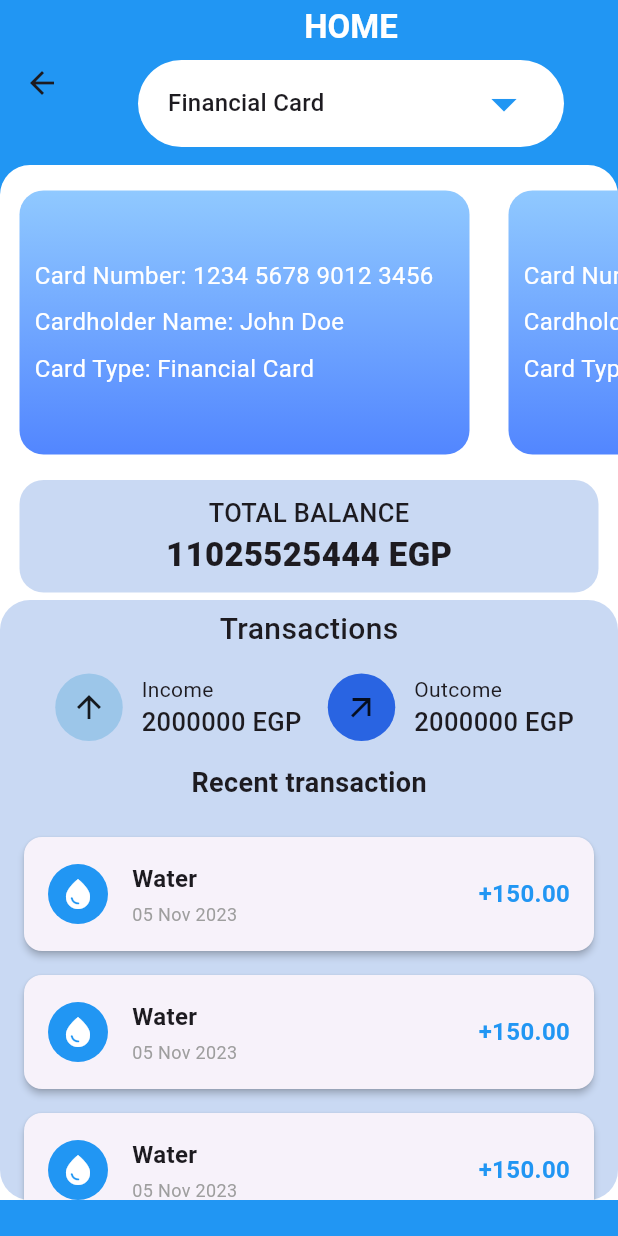
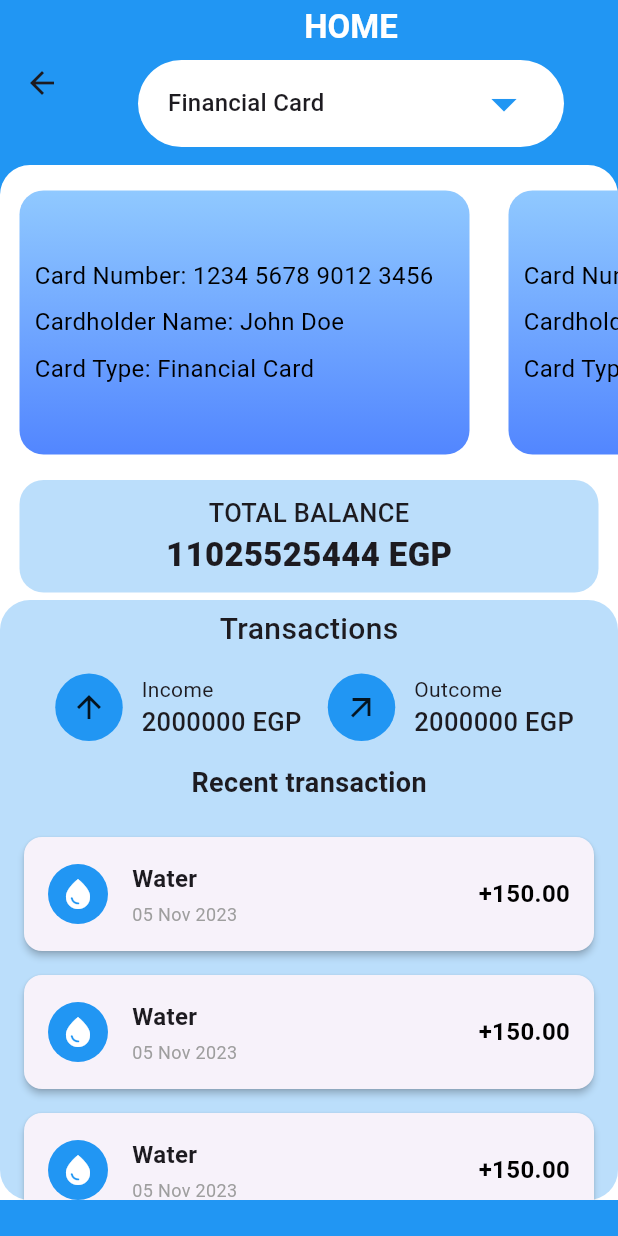
Before and after one commit to llnr-19/MahvaztiFlutter, a Flutter app: the Home screen opened directly, on a phone screen of 412 x 824 dp. Run offline on Flutter 3.47's test engine with Material 3 defaults, Android fonts, the phone set to English and light mode, and no system bars; our stand-ins replace icons_plus; missing offline and left inert: encrypt.

Commit message:
First_commit

```diff
--- a/gp_app/lib/screens/Home/home_Body.dart
+++ b/gp_app/lib/screens/Home/home_Body.dart
@@ -126,7 +126,7 @@ class CreditCard extends StatelessWidget {
               Text(
                 'Card Number: ${cardDetails['Card Number']}',
                 style: const TextStyle(
-                  color: Colors.white,
+                  color: Colors.black,
                   fontSize: 16,
                 ),
               ),
@@ -134,7 +134,7 @@ class CreditCard extends StatelessWidget {
               Text(
                 'Cardholder Name: ${cardDetails['Cardholder Name']}',
                 style: const TextStyle(
-                  color: Colors.white,
+                  color: Colors.black,
                   fontSize: 16,
                 ),
               ),
@@ -142,7 +142,7 @@ class CreditCard extends StatelessWidget {
               Text(
                 'Card Type: ${cardDetails['Card Type']}',
                 style: const TextStyle(
-                  color: Colors.white,
+                  color: Colors.black,
                   fontSize: 16,
                 ),
               ),
@@ -167,7 +167,7 @@ class _mm_CardState extends State<Show_TRANS> {
       // margin: const EdgeInsets.symmetric(horizontal: 10, vertical: 0),
       decoration: BoxDecoration(
         borderRadius: BorderRadius.circular(20),
-        color: const Color.fromARGB(255, 201, 217, 243),
+        color: Colors.blue[100],
       ),
       child: Center(
         child: Column(
@@ -189,7 +189,7 @@ class _mm_CardState extends State<Show_TRANS> {
                   height: 45,
                   width: 60,
                   decoration: const BoxDecoration(
-                    color: Color.fromARGB(255, 156, 198, 233),
+                    color: Colors.blue,
                     shape: BoxShape.circle,
                   ),
                   child: const Center(
@@ -213,7 +213,7 @@ class _mm_CardState extends State<Show_TRANS> {
                   height: 45,
                   width: 60,
                   decoration: const BoxDecoration(
-                    color: Color.fromARGB(255, 41, 100, 226),
+                    color: Colors.blue,
                     shape: BoxShape.circle,
                   ),
                   child: const Center(
@@ -279,7 +279,7 @@ class _BalanceState extends State<Balance> {
       margin: const EdgeInsets.symmetric(horizontal: 13, vertical: 5),
       decoration: BoxDecoration(
         borderRadius: BorderRadius.circular(16),
-        color: const Color.fromARGB(255, 201, 217, 243),
+        color: Colors.blue[100],
       ),
       child: const Center(
         child: Column(
@@ -360,7 +360,7 @@ class TransactionCard extends StatelessWidget {
               amount,
               style: const TextStyle(
                 fontWeight: FontWeight.bold,
-                color: Colors.blue,
+                color: Colors.black,
                 fontSize: 16.0,
               ),
             ),
```
Also changed, not shown: gp_app/lib/screens/Category/My_cards.dart (+6 -14 lines), gp_app/lib/screens/Category/add_card.dart (+8 -7 lines).
